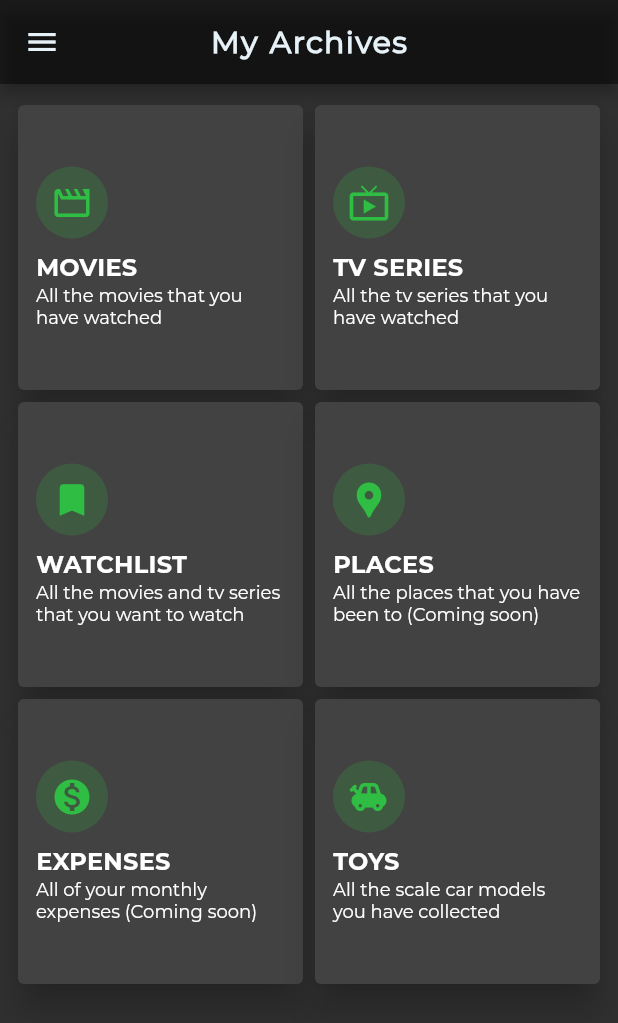
After one commit to Harshana-Rathnayaka/My-Archives-App, a Flutter app: the screen it shows once a user with an empty profile is signed in, on a phone screen of 412 x 824 dp. The commit adds this screen. Shown: the top 1023 px of the screen. Run offline on Flutter 3.47's test engine with Material 2 defaults, Android fonts, the phone set to English and light mode, and no system bars; our stand-ins replace cached_network_image, cloud_firestore, connectivity, firebase_auth, firebase_core, flutter_svg and 4 more; missing offline and left inert: simple_speed_dial; accounts and stored records are empty.

Commit message:
added dashboard.dart file

```diff
--- a/lib/main.dart
+++ b/lib/main.dart
@@ -9,7 +9,7 @@ import 'providers/google_signin_provider.dart';
 import 'screens/features/toys/add_new_toy.dart';
 import 'screens/features/toys/toy_collection.dart';
 import 'screens/features/toys/toy_details.dart';
-// import 'screens/dashboard.dart';
+import 'screens/dashboard.dart';
 import 'screens/home.dart';
 import 'screens/login.dart';
 import 'screens/watched_movies.dart';
@@ -39,7 +39,7 @@ class MyApp extends StatelessWidget {
           home: Home(),
           routes: <String, WidgetBuilder>{
             Login.tag: (BuildContext context) => Login(),
-            // Dashboard.tag: (BuildContext context) => Dashboard(),
+            Dashboard.tag: (BuildContext context) => Dashboard(),
             Watchlist.tag: (BuildContext context) => Watchlist(),
             WatchedMovies.tag: (BuildContext context) => WatchedMovies(),
             WatchedTvSeries.tag: (BuildContext context) => WatchedTvSeries(),
--- /dev/null
+++ b/lib/screens/dashboard.dart
@@ -0,0 +1,85 @@
+import 'package:flutter/material.dart';
+
+import 'package:firebase_auth/firebase_auth.dart';
+
+import '../utils/helper_methods.dart';
+import '../widgets/custom_drawer.dart';
+import '../widgets/dashboard_card.dart';
+import '../widgets/helper_widgets.dart';
+import 'features/toys/toy_collection.dart';
+import 'watched_movies.dart';
+import 'watched_tv_series.dart';
+import 'watchlist.dart';
+
+class Dashboard extends StatefulWidget {
+  static var tag = "/Dashboard";
+  @override
+  _DashboardState createState() => _DashboardState();
+}
+
+class _DashboardState extends State<Dashboard> {
+  final user = FirebaseAuth.instance.currentUser;
+
+  @override
+  Widget build(BuildContext context) {
+    return Scaffold(
+      appBar: AppBar(title: AppBarTitle(title: 'My Archives'), centerTitle: true),
+      drawer: CustomDrawer(),
+      body: Column(
+        children: [
+          Expanded(
+            child: GridView(
+              padding: EdgeInsets.symmetric(horizontal: 8, vertical: 10),
+              scrollDirection: Axis.vertical,
+              gridDelegate: SliverGridDelegateWithFixedCrossAxisCount(crossAxisCount: 2),
+              children: [
+                DashboardCard(
+                  displayIcon: Icons.movie_outlined,
+                  title: 'MOVIES',
+                  description: 'All the movies that you have watched',
+                  tooltip: 'Watched movies',
+                  onPressed: () => launchScreen(context, WatchedMovies.tag),
+                ),
+                DashboardCard(
+                  displayIcon: Icons.live_tv,
+                  title: 'TV SERIES',
+                  description: 'All the tv series that you have watched',
+                  tooltip: 'Watched tv series',
+                  onPressed: () => launchScreen(context, WatchedTvSeries.tag),
+                ),
+                DashboardCard(
+                  displayIcon: Icons.bookmark,
+                  title: 'WATCHLIST',
+                  description: 'All the movies and tv series that you want to watch',
+                  tooltip: 'Movies and tv series to watch',
+                  onPressed: () => launchScreen(context, Watchlist.tag),
+                ),
+                DashboardCard(
+                  displayIcon: Icons.location_pin,
+                  title: 'PLACES',
+                  description: 'All the places that you have been to (Coming soon)',
+                  tooltip: 'Places that I have been to',
+                  onPressed: () {},
+                ),
+                DashboardCard(
+                  displayIcon: Icons.monetization_on,
+                  title: 'EXPENSES',
+                  description: 'All of your monthly expenses (Coming soon)',
+                  tooltip: 'Monthly expenses',
+                  onPressed: () {},
+                ),
+                DashboardCard(
+                  displayIcon: Icons.toys,
+                  title: 'TOYS',
+                  description: 'All the scale car models you have collected',
+                  tooltip: 'Monthly expenses',
+                  onPressed: () => launchScreen(context, ToyCollection.tag),
+                ),
+              ],
+            ),
+          )
+        ],
+      ),
+    );
+  }
+}
--- a/lib/screens/home.dart
+++ b/lib/screens/home.dart
@@ -2,7 +2,7 @@ import 'package:flutter/material.dart';
 
 import 'package:firebase_auth/firebase_auth.dart';
 
-// import 'dashboard.dart';
+import 'dashboard.dart';
 import 'login.dart';
 
 class Home extends StatelessWidget {
@@ -17,7 +17,7 @@ class Home extends StatelessWidget {
           if (snapshot.connectionState == ConnectionState.waiting) {
             return Center(child: CircularProgressIndicator());
           } else if (snapshot.hasData) {
-            return Login();
+            return Dashboard();
           } else if (snapshot.hasError) {
             return Center(child: Text('Something went wrong.'));
           } else {
```
